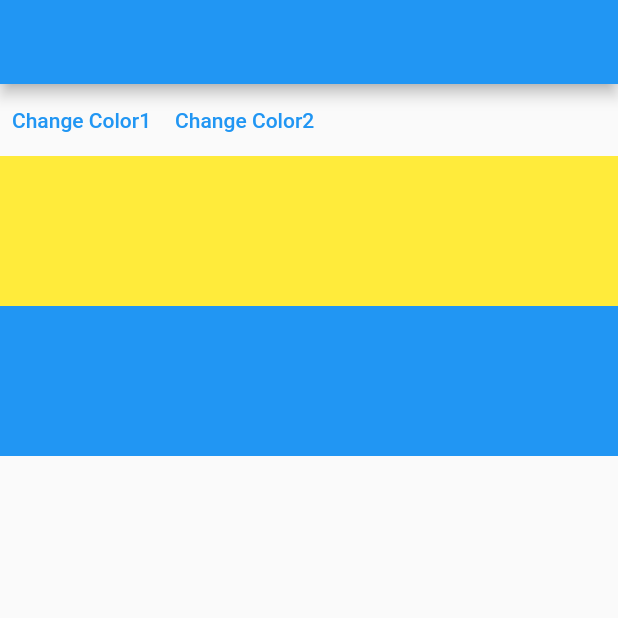
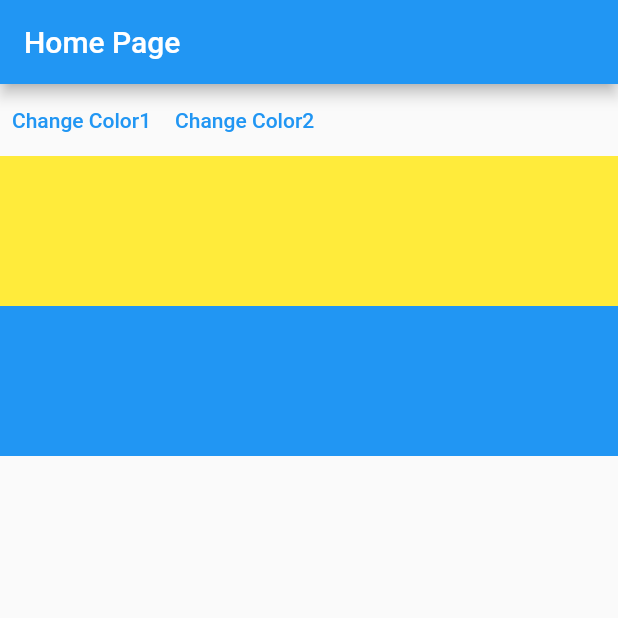
Before and after one commit to Khylesiarot/inheritedmodel, a Flutter app: the screen it shows after launch, on a phone screen of 412 x 824 dp, the top half of it. Run offline on Flutter 3.47's test engine with Material 2 defaults, Android fonts, the phone set to English and light mode, and no system bars.

Commit message:
format Modifications/ bug fix

```diff
--- a/lib/main.dart
+++ b/lib/main.dart
@@ -26,7 +26,7 @@ class _HomePageState extends State<HomePage> {
   @override
   Widget build(BuildContext context) {
     return Scaffold(
-      appBar: AppBar(title: const Text('')),
+      appBar: AppBar(title: const Text('Home Page')),
       body: AvailableColorsWidget(
           color1: color1,
           color2: color2,
@@ -40,14 +40,14 @@ class _HomePageState extends State<HomePage> {
                           color1 = colors.getRandomElement();
                         });
                       },
-                      child: Text('Change Color1')),
+                      child: const Text('Change Color1')),
                   TextButton(
                       onPressed: () {
                         setState(() {
                           color2 = colors.getRandomElement();
                         });
                       },
-                      child: Text('Change Color2'))
+                      child: const Text('Change Color2'))
                 ],
               ),
               const ColorWidget(color: AvailableColors.one),
@@ -64,7 +64,7 @@ class AvailableColorsWidget extends InheritedModel<AvailableColors> {
   final MaterialColor color1;
   final MaterialColor color2;
 
-  AvailableColorsWidget(
+  const AvailableColorsWidget(
       {Key? key,
       required this.color1,
       required this.color2,
```
